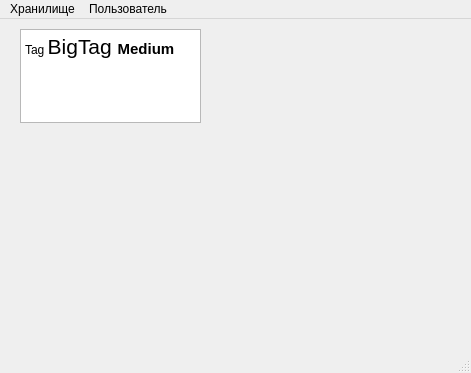
This is ui/mainwindow.ui in vlkv/reggata as Qt 5 draws it before an edit. The edited form follows.
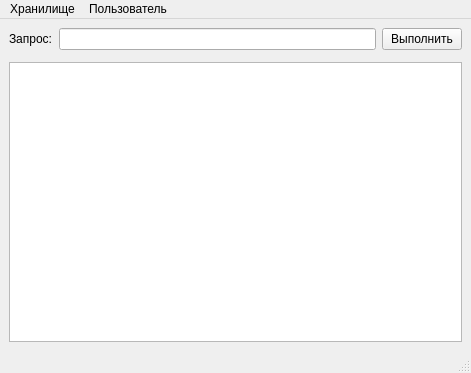
This is the edited form.

Commit message: Добавил QTableView и попробовал немного с ней поработать

The edit to the form file:
```diff
--- a/ui/mainwindow.ui
+++ b/ui/mainwindow.ui
@@ -13,24 +13,43 @@
   <property name="windowTitle">
    <string>MainWindow</string>
   </property>
-  <widget class="QWidget" name="centralwidget">
-   <widget class="QTextEdit" name="textEdit_cloud">
-    <property name="geometry">
-     <rect>
-      <x>20</x>
-      <y>10</y>
-      <width>181</width>
-      <height>94</height>
-     </rect>
-    </property>
-    <property name="html">
-     <string>&lt;!DOCTYPE HTML PUBLIC &quot;-//W3C//DTD HTML 4.0//EN&quot; &quot;http://www.w3.org/TR/REC-html40/strict.dtd&quot;&gt;
-&lt;html&gt;&lt;head&gt;&lt;meta name=&quot;qrichtext&quot; content=&quot;1&quot; /&gt;&lt;style type=&quot;text/css&quot;&gt;
-p, li { white-space: pre-wrap; }
-&lt;/style&gt;&lt;/head&gt;&lt;body style=&quot; font-family:'DejaVu Sans'; font-size:9pt; font-weight:400; font-style:normal;&quot;&gt;
-&lt;p style=&quot; margin-top:0px; margin-bottom:0px; margin-left:0px; margin-right:0px; -qt-block-indent:0; text-indent:0px;&quot;&gt;Tag &lt;span style=&quot; font-size:16pt;&quot;&gt;BigTag &lt;/span&gt;&lt;span style=&quot; font-size:11pt; font-weight:600;&quot;&gt;Medium&lt;/span&gt;&lt;/p&gt;&lt;/body&gt;&lt;/html&gt;</string>
-    </property>
-   </widget>
+  <widget class="QWidget" name="centralwidget" >
+   <layout class="QVBoxLayout" name="verticalLayout" >
+    <item>
+     <layout class="QHBoxLayout" name="horizontalLayout" >
+      <item>
+       <widget class="QLabel" name="label" >
+        <property name="text" >
+         <string>Запрос:</string>
+        </property>
+       </widget>
+      </item>
+      <item>
+       <widget class="QLineEdit" name="lineEdit_query" />
+      </item>
+      <item>
+       <widget class="QPushButton" name="pushButton_query_exec" >
+        <property name="text" >
+         <string>Выполнить</string>
+        </property>
+       </widget>
+      </item>
+     </layout>
+    </item>
+    <item>
+     <widget class="QFrame" name="frame_tag_cloud" >
+      <property name="frameShape" >
+       <enum>QFrame::StyledPanel</enum>
+      </property>
+      <property name="frameShadow" >
+       <enum>QFrame::Raised</enum>
+      </property>
+     </widget>
+    </item>
+    <item>
+     <widget class="QTableView" name="tableView_items" />
+    </item>
+   </layout>
   </widget>
   <widget class="QMenuBar" name="menubar">
    <property name="geometry">
```
Left out of the diff: 71 changed lines with no effect on the pictures. The commit also changes 3 other files.
